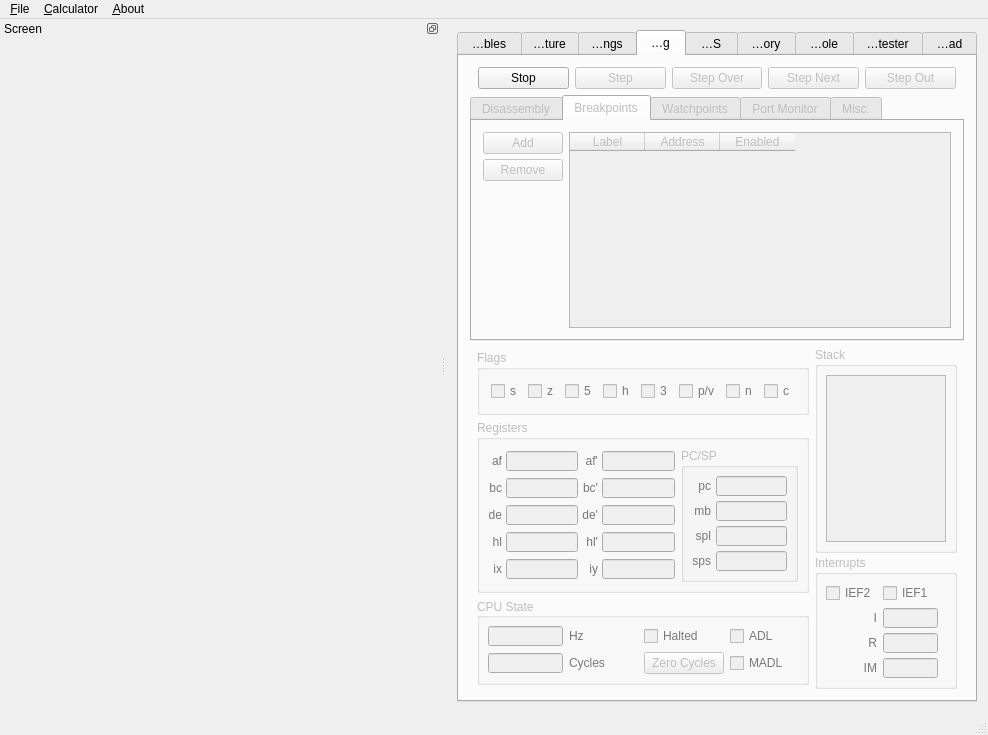
Qt form gui/qt/mainwindow.ui (CE-Programming/CEmu) before a commit.
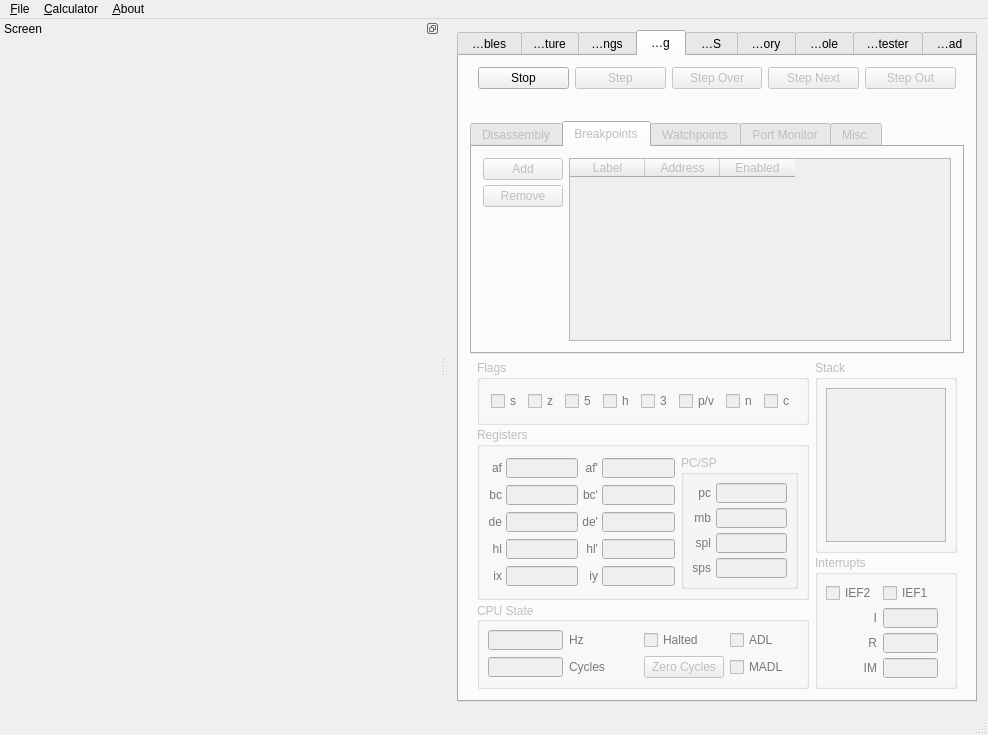
The same form after that commit. The open tabs and pages were chosen to show the change. Icons and pictures are not drawn. Custom widgets are drawn as their Qt base class.

Commit message: Add debugger label bar to have easier time figuring out what you did wrong

The edit to the form file:
```diff
--- a/gui/qt/mainwindow.ui
+++ b/gui/qt/mainwindow.ui
@@ -2001,6 +2001,55 @@
           </item>
          </layout>
         </item>
+        <item>
+         <layout class="QHBoxLayout" name="horizontalLayout_3">
+          <property name="topMargin">
+           <number>0</number>
+          </property>
+          <item>
+           <spacer name="horizontalSpacer_14">
+            <property name="orientation">
+             <enum>Qt::Horizontal</enum>
+            </property>
+            <property name="sizeType">
+             <enum>QSizePolicy::Minimum</enum>
+            </property>
+            <property name="sizeHint" stdset="0">
+             <size>
+              <width>40</width>
+              <height>20</height>
+             </size>
+            </property>
+           </spacer>
+          </item>
+          <item>
+           <widget class="QLabel" name="debuggerLabel">
+            <property name="text">
+             <string/>
+            </property>
+            <property name="alignment">
+             <set>Qt::AlignCenter</set>
+            </property>
+           </widget>
+          </item>
+          <item>
+           <spacer name="horizontalSpacer_23">
+            <property name="orientation">
+             <enum>Qt::Horizontal</enum>
+            </property>
+            <property name="sizeType">
+             <enum>QSizePolicy::Minimum</enum>
+            </property>
+            <property name="sizeHint" stdset="0">
+             <size>
+              <width>40</width>
+              <height>20</height>
+             </size>
+            </property>
+           </spacer>
+          </item>
+         </layout>
+        </item>
         <item>
          <widget class="QTabWidget" name="tabDebugging">
           <property name="enabled">
@@ -2301,26 +2350,6 @@
                 </property>
                </widget>
               </item>
-              <item>
-               <widget class="QLabel" name="breakTypeLabel">
-                <property name="text">
-                 <string/>
-                </property>
-                <property name="alignment">
-                 <set>Qt::AlignCenter</set>
-                </property>
-               </widget>
-              </item>
-              <item>
-               <widget class="QLabel" name="breakChangeLabel">
-                <property name="text">
-                 <string/>
-                </property>
-                <property name="alignment">
-                 <set>Qt::AlignCenter</set>
-                </property>
-               </widget>
-              </item>
               <item>
                <spacer name="verticalSpacer_3">
                 <property name="orientation">
```
Left out of the diff: 40 changed lines with no effect on the pictures. The commit also changes 8 other files.
